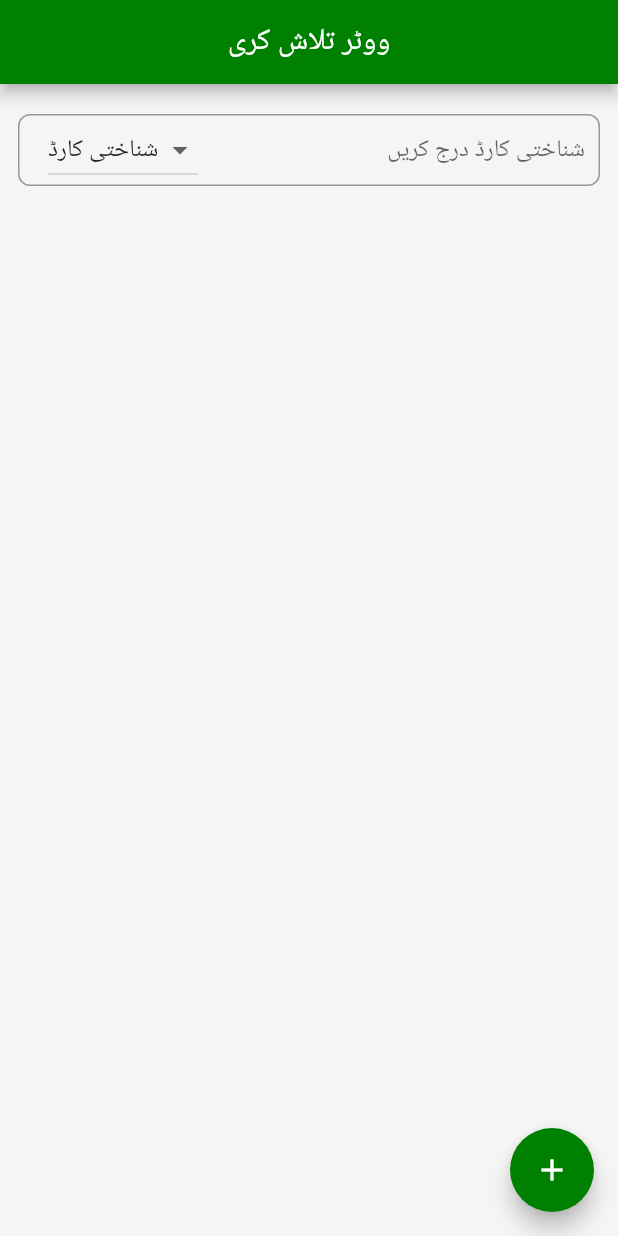
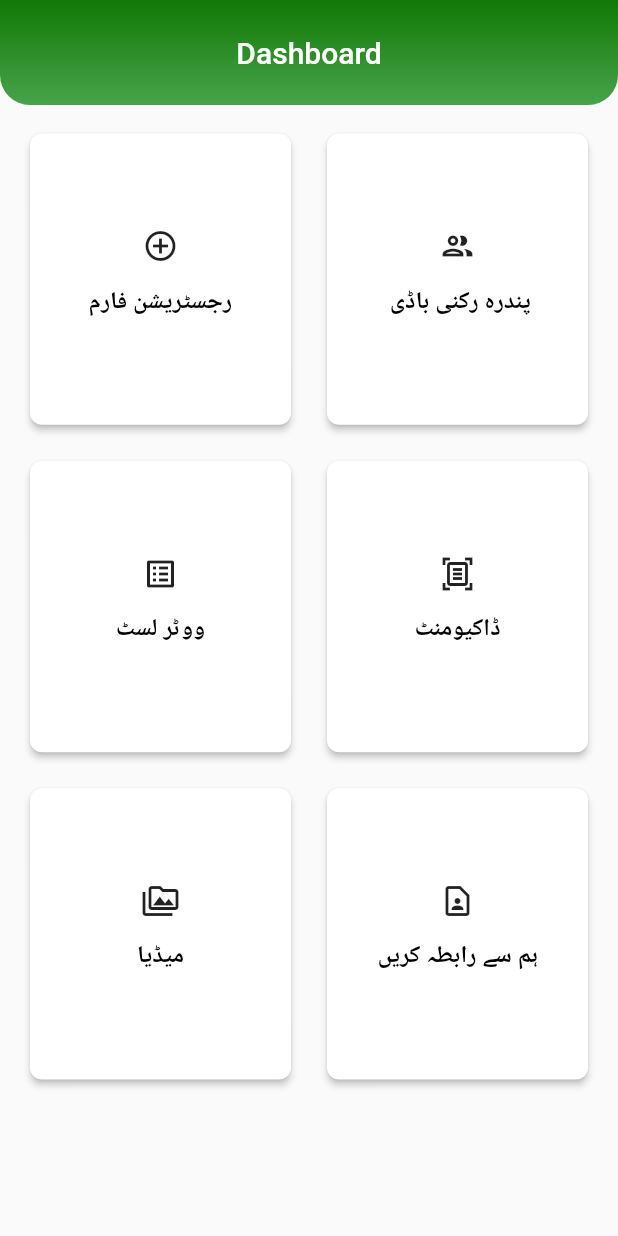
Before and after one commit to usamamalik3/voter_record, a Flutter app: the screen it shows after launch, on a phone screen of 412 x 824 dp. Run offline on Flutter 3.47's test engine with Material 2 defaults, Android fonts, the phone set to English and light mode, and no system bars; our stand-ins replace cloud_firestore, firebase_core, flutter_bloc, form_field_validator, mask_text_input_formatter; accounts and stored records are empty.

Commit message:
dashboard

```diff
--- a/lib/main.dart
+++ b/lib/main.dart
@@ -1,5 +1,6 @@
 import 'package:firebase_core/firebase_core.dart';
 import 'package:flutter/material.dart';
+import 'package:voterrecord/screens/Dashboard.dart';
 import 'package:voterrecord/screens/home_screen.dart';
 
 void main()async {
@@ -29,7 +30,7 @@ class MyApp extends StatelessWidget {
         // is not restarted.
         primarySwatch: Colors.blue,
       ),
-      home: const HomeScreen(),
+      home: DashBoard(),
     );
   }
 }
--- /dev/null
+++ b/lib/models/dashboardItem.dart
@@ -0,0 +1,9 @@
+import 'package:flutter/cupertino.dart';
+
+class Items {
+  String title;
+  Icon icon;
+ Function()  onPressed;
+
+  Items({required this.title,  required this.icon, required this.onPressed});
+}
--- a/lib/models/voter.dart
+++ b/lib/models/voter.dart
@@ -13,6 +13,7 @@ class Voter {
   int? age;
   String? address;
   String? polingstion;
+  String? phonrno;
   Voter({
     this.name,
     this.fathername,
@@ -23,7 +24,9 @@ class Voter {
     this.age,
     this.address,
     this.polingstion,
+    this.phonrno,
   });
+
 
   Voter copyWith({
     String? name,
@@ -35,6 +38,7 @@ class Voter {
     int? age,
     String? address,
     String? polingstion,
+    String? phonrno,
   }) {
     return Voter(
       name: name ?? this.name,
@@ -46,6 +50,7 @@ class Voter {
       age: age ?? this.age,
       address: address ?? this.address,
       polingstion: polingstion ?? this.polingstion,
+      phonrno: phonrno ?? this.phonrno,
     );
   }
 
@@ -60,26 +65,24 @@ class Voter {
       'age': age,
       'address': address,
       'polingstion': polingstion,
+      'phonrno': phonrno,
     };
   }
 
   factory Voter.fromMap(Map<String, dynamic> map) {
     return Voter(
       name: map['name'] != null ? map['name'] as String : null,
-      fathername:
-          map['fathername'] != null ? map['fathername'] as String : null,
+      fathername: map['fathername'] != null ? map['fathername'] as String : null,
       cnic: map['cnic'] != null ? map['cnic'] as String : null,
       serialno: map['serialno'] != null ? map['serialno'] as int : null,
-      householdno:
-          map['householdno'] != null ? map['householdno'] as int : null,
+      householdno: map['householdno'] != null ? map['householdno'] as int : null,
       gender: map['gender'] != null ? map['gender'] as String : null,
       age: map['age'] != null ? map['age'] as int : null,
       address: map['address'] != null ? map['address'] as String : null,
-      polingstion:
-          map['polingstion'] != null ? map['polingstion'] as String : null,
+      polingstion: map['polingstion'] != null ? map['polingstion'] as String : null,
+      phonrno: map['phonrno'] != null ? map['phonrno'] as String : null,
     );
   }
-
   factory Voter.fromDocumentSnapshot(DocumentSnapshot doc) {
     return Voter(
       name: doc['name'] != null ? doc['name'] as String : null,
@@ -96,21 +99,22 @@ class Voter {
           doc['polingstion'] != null ? doc['polingstion'] as String : null,
     );
   }
+
   String toJson() => json.encode(toMap());
 
-  factory Voter.fromJson(String source) =>
-      Voter.fromMap(json.decode(source) as Map<String, dynamic>);
+  factory Voter.fromJson(String source) => Voter.fromMap(json.decode(source) as Map<String, dynamic>);
 
   @override
   String toString() {
-    return 'Voter(name: $name, fathername: $fathername, cnic: $cnic, serialno: $serialno, householdno: $householdno, gender: $gender, age: $age, address: $address, polingstion: $polingstion)';
+    return 'Voter(name: $name, fathername: $fathername, cnic: $cnic, serialno: $serialno, householdno: $householdno, gender: $gender, age: $age, address: $address, polingstion: $polingstion, phonrno: $phonrno)';
   }
 
   @override
   bool operator ==(covariant Voter other) {
     if (identical(this, other)) return true;
 
-    return other.name == name &&
+    return
+      other.name == name &&
       other.fathername == fathername &&
       other.cnic == cnic &&
       other.serialno == serialno &&
@@ -118,7 +122,8 @@ class Voter {
       other.gender == gender &&
       other.age == age &&
       other.address == address &&
-        other.polingstion == polingstion;
+      other.polingstion == polingstion &&
+      other.phonrno == phonrno;
   }
 
   @override
@@ -131,6 +136,7 @@ class Voter {
       gender.hashCode ^
       age.hashCode ^
       address.hashCode ^
-        polingstion.hashCode;
+      polingstion.hashCode ^
+      phonrno.hashCode;
   }
 }
--- /dev/null
+++ b/lib/screens/Dashboard.dart
@@ -0,0 +1,147 @@
+	import 'package:flutter/material.dart';
+import 'package:voterrecord/models/dashboardItem.dart';
+import 'package:voterrecord/screens/add_data.dart';
+
+
+class DashBoard extends StatefulWidget {
+
+   DashBoard({Key? key}) : super(key: key);
+
+  @override
+  State<DashBoard> createState() => _DashBoardState();
+}
+
+class _DashBoardState extends State<DashBoard> {
+
+
+  @override
+  Widget build(BuildContext context) {
+     Items item1 = Items(
+      title: "رجسٹریشن فارم",
+
+      icon: const Icon(Icons.add_circle_outline), onPressed:(){
+        Navigator.push(context, MaterialPageRoute(builder: (context) => const AddData()),);
+      });
+
+  Items item2 =  Items(
+    title: " پندرہ رکنی باڈی",
+
+    icon: const Icon(Icons.group_outlined),
+     onPressed: (){},
+  );
+
+  Items item3 =  Items(
+    title: "ووٹر لسٹ",
+
+    icon: const Icon(Icons.list_alt_outlined),
+     onPressed: (){},
+
+  );
+
+  Items item4 =  Items(
+    title: "ڈاکیومنٹ",
+
+    icon: const Icon(Icons.document_scanner_outlined),
+     onPressed: (){},
+  );
+
+  Items item5 = Items(
+    title: "میڈیا",
+
+   icon: const Icon(Icons.perm_media_outlined),
+    onPressed: (){}
+  );
+
+  Items item6 = Items(
+    title: "ہم سے رابطہ کریں",
+
+    icon: const Icon(Icons.contact_page_outlined),
+     onPressed: (){}
+  );
+    List<Items> myList = [item1, item2, item3, item4, item5, item6];
+    return Scaffold(
+      appBar: AppBar(
+
+          backgroundColor: Colors.transparent,
+          elevation: 0.0,
+          toolbarHeight: 70,
+          title: const Text("Dashboard"),
+          centerTitle: true,
+          flexibleSpace: Container(
+            decoration: const BoxDecoration(
+                borderRadius: BorderRadius.only(bottomLeft: Radius.circular(20),bottomRight: Radius.circular(20)),
+                gradient: LinearGradient(
+                    colors: [Color.fromARGB(255, 72, 163, 75),Color.fromARGB(255, 17, 121, 5)],
+                    begin: Alignment.bottomCenter,
+                    end: Alignment.topCenter
+                )
+            ),
+          ),
+        ),
+      body: Padding(
+        padding: const EdgeInsets.only(top:15.0),
+        child: Column(
+          children: [
+        Expanded(
+          child: Container(
+            padding:  const EdgeInsets.only(left: 16, right: 16, bottom: 16),
+            child: GridView.count(
+              crossAxisSpacing: 16,
+              mainAxisSpacing: 16,
+              crossAxisCount: 2,
+              childAspectRatio: .90,
+              children: myList.map((data){
+                return GestureDetector(
+                  onTap: data.onPressed,
+                  child: Card(
+                    elevation: 2,
+                    shape: RoundedRectangleBorder(
+                      borderRadius: BorderRadius.circular(8)
+                    ),
+                    child: Center(
+                      child: Column(
+                        mainAxisSize: MainAxisSize.min,
+                        children:  <Widget>[
+                          data.icon,
+
+                  const SizedBox(height: 14),
+                  Text(
+                    data.title,
+                    style:  const TextStyle(
+                        color: Colors.black,
+                        fontSize: 16,
+                        fontWeight: FontWeight.w600,
+                      ),
+                    ),
+
+                  SizedBox(height: 8),
+
+
+                        ],
+                      ),
+                    ),
+                  ),
+                );
+              }).toList(),
+            ),
+          ),
+
+        ),
+
+        ],
+        ),
+      ),
+    );
+  }
+
+  ShapeBorder kBackButtonShape = const RoundedRectangleBorder(
+  borderRadius: BorderRadius.only(
+    topRight: Radius.circular(30),
+  ),
+);
+
+Widget kBackBtn = const Icon(
+  Icons.arrow_back_ios,
+  // color: Colors.black54,
+);
+}
--- a/lib/screens/home_screen.dart
+++ b/lib/screens/home_screen.dart
@@ -47,7 +47,7 @@ class _HomeScreenState extends State<HomeScreen> {
                   searchKey = value;
                 });
               },
-              keyboardType: TextInputType.number,
+              keyboardType: TextInputType.text,
               textDirection: TextDirection.rtl,
               textAlign: TextAlign.right,
               controller: cnicController,
```
Lines whose indentation alone changed are shown as unchanged.
